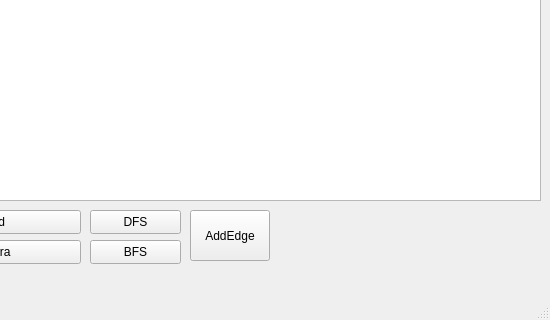
First picture: the form in Semester2_Labs/UI-QT_LABS/LAB-grafffs/mainwindow.ui, repository AlexXSpace228/PSTU-RIS-25-2b_Kosoturov.A.A_labs, before the edit; both pictures show x 250 to 800 and y 280 to 600 of the 800 by 600 pixel window.
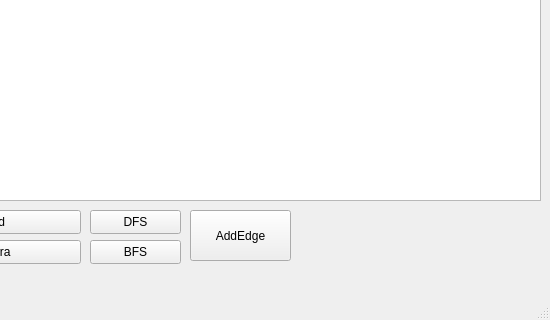
Second picture: the form after the edit.

Diff of the .ui file:
```diff
--- a/Semester2_Labs/UI-QT_LABS/LAB-grafffs/mainwindow.ui
+++ b/Semester2_Labs/UI-QT_LABS/LAB-grafffs/mainwindow.ui
@@ -91,7 +91,7 @@
      <rect>
       <x>440</x>
       <y>490</y>
-      <width>80</width>
+      <width>101</width>
       <height>51</height>
      </rect>
     </property>
```
